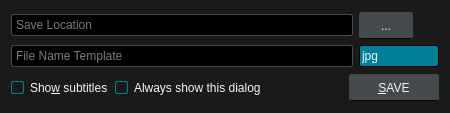
Before: the Qt Designer form src/ui/screenshotdialog.ui in u8sand/Baka-MPlayer, drawn with Qt 5.
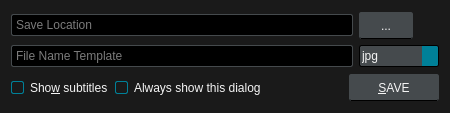
After: the same form once the commit is applied. Icons and pictures are not drawn.

The edit to the form file:
```diff
--- a/src/ui/screenshotdialog.ui
+++ b/src/ui/screenshotdialog.ui
@@ -45,7 +45,7 @@
 /* QComboBox */
 
 QComboBox {
-	background: #008098;
+	background: #454A4D;
 	border: 1px solid black;
 	border-radius: 2px;
 	padding: 2px;
@@ -54,7 +54,9 @@
 	border: 1px solid whitesmoke;
 }
 QComboBox::drop-down {
-    border: none;
+	background: #008098;
+	border-top-right-radius: 2px;
+	border-bottom-right-radius: 2px;
 }
 QComboBox::down-arrow {
 	image: url(:/img/down-arrow.svg);
```
Left out of the diff: 2 changed lines with no effect on the pictures.
